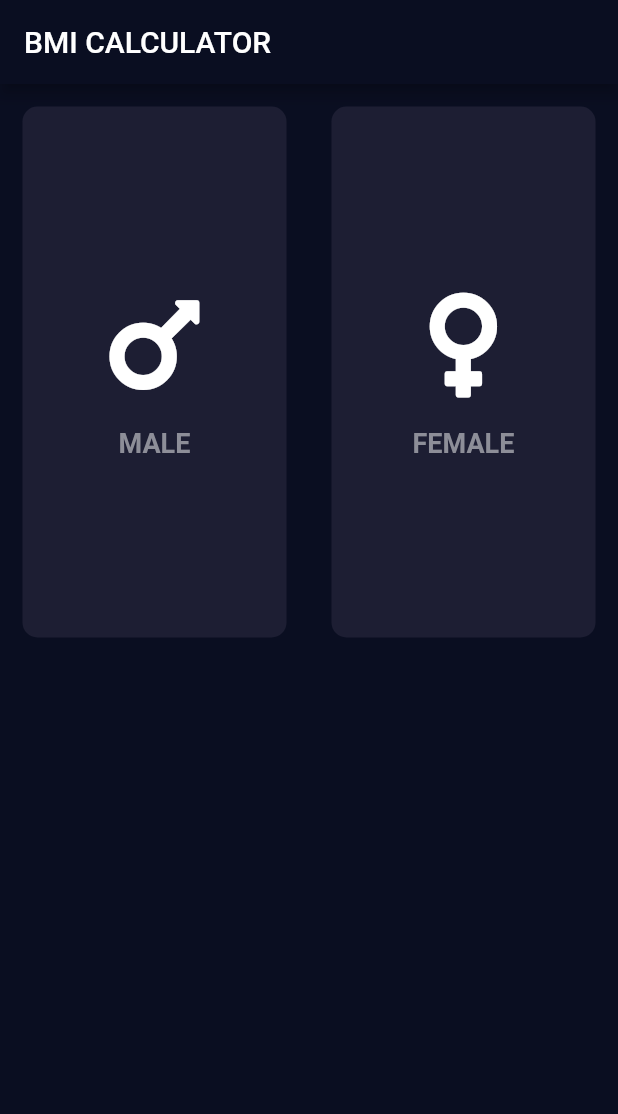
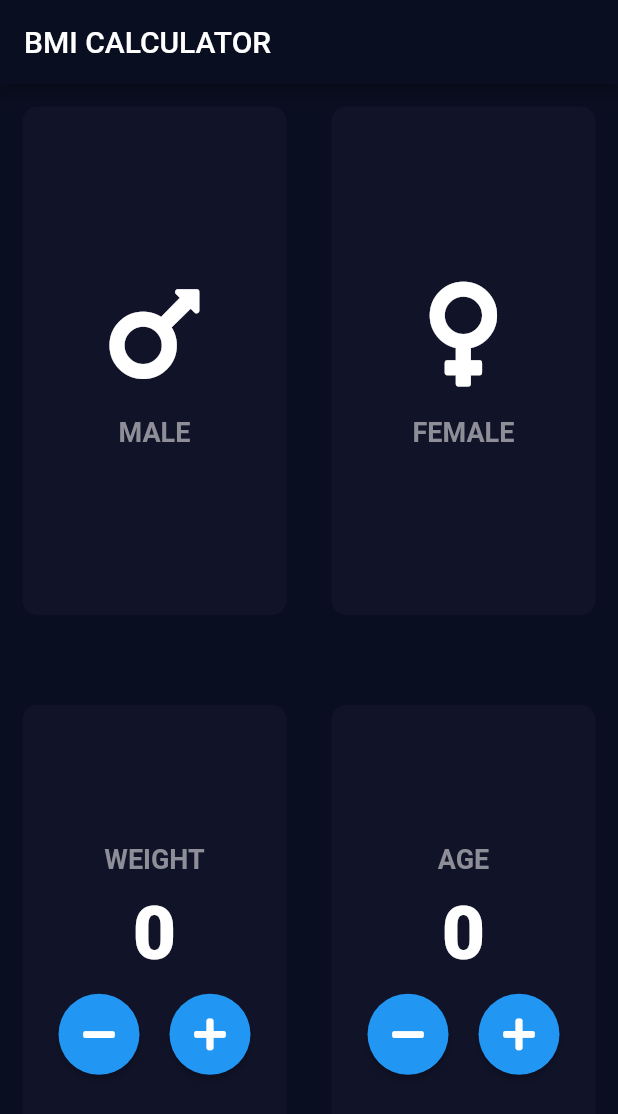
Before and after one commit to migol06/BMI-Flutter_Bootcamp, a Flutter app: the screen it shows after launch, on a phone screen of 412 x 824 dp. Shown: the top 1114 px of the screen. Run offline on Flutter 3.47's test engine with Material 2 defaults, Android fonts, the phone set to English and light mode, and no system bars; our stand-ins replace font_awesome_flutter.

Commit message:
Up and lower UI

```diff
--- a/lib/color.dart
+++ b/lib/color.dart
@@ -2,8 +2,8 @@ import 'package:flutter/material.dart';
 
 class BMIColor {
   static const Color black = Color(0xFF0A0E21);
-  static const Color inactiveColor = Color(0xFF1D1E33);
-  static const Color activeColor = Color(0xFF111328);
+  static const Color activeColor = Color(0xFF1D1E33);
+  static const Color inaactiveColor = Color(0xFF111328);
   static const Color bottomContainerColor = Color(0xFFEB1555);
   static const Color gray = Color(0xFF8D8E98);
   static const Color green = Color(0xFF24D876);
--- a/lib/container.dart
+++ b/lib/container.dart
@@ -3,8 +3,9 @@ import 'package:flutter/material.dart';
 class BMIContainer extends StatefulWidget {
   final Widget? child;
   final Color color;
+  final VoidCallback? onTap;
 
-  const BMIContainer({Key? key, this.child, required this.color})
+  const BMIContainer({Key? key, this.child, required this.color, this.onTap})
       : super(key: key);
 
   @override
@@ -14,13 +15,15 @@ class BMIContainer extends StatefulWidget {
 class _BMIContainerState extends State<BMIContainer> {
   @override
   Widget build(BuildContext context) {
-    return Expanded(
+    return GestureDetector(
+      onTap: widget.onTap,
       child: Container(
           margin: const EdgeInsets.all(15),
           decoration: BoxDecoration(
             borderRadius: BorderRadius.circular(10),
             color: widget.color,
           ),
-            child: widget.child));
+          child: widget.child),
+    );
   }
 }
--- a/lib/input_page.dart
+++ b/lib/input_page.dart
@@ -7,6 +7,7 @@ import 'container.dart';
 import 'gender.dart';
 
 enum Gender { male, female }
+Gender? selectGender;
 
 class InputPage extends StatefulWidget {
   const InputPage({Key? key}) : super(key: key);
@@ -18,25 +19,9 @@ class InputPage extends StatefulWidget {
 class _InputPageState extends State<InputPage> {
   int weight = 0;
   int age = 0;
-  Color maleColor = BMIColor.inactiveColor;
-  Color femaleColor = BMIColor.inactiveColor;
-
-  void updateColor(Gender gender) {
-    if (gender == Gender.male) {
-      if (maleColor == BMIColor.inactiveColor) {
-        maleColor = BMIColor.activeColor;
-      } else {
-        maleColor = BMIColor.inactiveColor;
-      }
-    }
-    if (gender == Gender.female) {
-      if (femaleColor == BMIColor.inactiveColor) {
-        femaleColor = BMIColor.activeColor;
-      } else {
-        femaleColor = BMIColor.inactiveColor;
-      }
-    }
-  }
+  int height = 180;
+  Color maleColor = BMIColor.inaactiveColor;
+  Color femaleColor = BMIColor.inaactiveColor;
 
   @override
   Widget build(BuildContext context) {
@@ -45,20 +30,34 @@ class _InputPageState extends State<InputPage> {
           title: const Text('BMI CALCULATOR'),
           backgroundColor: BMIColor.black,
         ),
-        body: Column(children: [
+        body: Column(crossAxisAlignment: CrossAxisAlignment.stretch, children: [
           Expanded(
             child: Row(
               children: [
                 Expanded(
                   child: BMIContainer(
-                    color: maleColor,
+                    onTap: () {
+                      setState(() {
+                        selectGender = Gender.male;
+                      });
+                    },
+                    color: selectGender == Gender.male
+                        ? BMIColor.activeColor
+                        : BMIColor.inaactiveColor,
                     child: const BMIGender(
                         desc: 'MALE', iconData: FontAwesomeIcons.mars),
                   ),
                 ),
                 Expanded(
                   child: BMIContainer(
-                    color: femaleColor,
+                    onTap: () {
+                      setState(() {
+                        selectGender = Gender.female;
+                      });
+                    },
+                    color: selectGender == Gender.female
+                        ? BMIColor.activeColor
+                        : BMIColor.inaactiveColor,
                     child: const BMIGender(
                         desc: 'FEMALE', iconData: FontAwesomeIcons.venus),
                   ),
@@ -67,89 +66,112 @@ class _InputPageState extends State<InputPage> {
             ),
           ),
           BMIContainer(
-            color: BMIColor.inactiveColor,
+            color: BMIColor.inaactiveColor,
             child: Column(),
           ),
-          // Expanded(
-          //   child: Row(
-          //     children: [
-          //       BMIContainer(
-          //         color: BMIColor.inactiveColor,
-          //         child: getHeightColumn('WEIGHT', () {
-          //           setState(() {
-          //             weight++;
-          //             debugPrint(weight.toString());
-          //           });
-          //         }, () {
-          //           setState(() {
-          //             weight--;
-          //             debugPrint(weight.toString());
-          //           });
-          //         }, weight.toString()),
-          //       ),
-          //       BMIContainer(
-          //         color: BMIColor.inactiveColor,
-          //         child: getHeightColumn(
-          //             'AGE',
-          //             () => setState(() {
-          //                   age++;
-          //                 }),
-          //             () => setState(() {
-          //                   age--;
-          //                 }),
-          //             age.toString()),
-          //       )
-          //     ],
-          //   ),
-          // )
+          Expanded(
+            child: Row(
+              children: [
+                Expanded(
+                  child: BMIContainer(
+                    color: BMIColor.inaactiveColor,
+                    child: BMIHeightAge(
+                        desc: 'WEIGHT',
+                        onTapAdd: () {
+                          setState(() {
+                            weight++;
+                            debugPrint(weight.toString());
+                          });
+                        },
+                        onTapMinus: () {
+                          setState(() {
+                            weight--;
+                            debugPrint(weight.toString());
+                          });
+                        },
+                        number: weight.toString()),
+                  ),
+                ),
+                Expanded(
+                  child: BMIContainer(
+                    color: BMIColor.inaactiveColor,
+                    child: BMIHeightAge(
+                        desc: 'AGE',
+                        onTapAdd: () => setState(() {
+                              age++;
+                            }),
+                        onTapMinus: () => setState(() {
+                              age--;
+                            }),
+                        number: age.toString()),
+                  ),
+                )
+              ],
+            ),
+          )
         ]));
   }
+}
 
-  // Column getHeightColumn(String desc, VoidCallback onTapAdd,
-  //     VoidCallback onTapMinus, String number) {
-  //   return Column(
-  //     mainAxisAlignment: MainAxisAlignment.center,
-  //     children: [
-  //       Text(
-  //         desc,
-  //         style: const TextStyle(
-  //             fontSize: 18.0,
-  //             color: BMIColor.gray,
-  //             fontWeight: FontWeight.bold),
-  //       ),
-  //       const SizedBox(
-  //         height: 10.0,
-  //       ),
-  //       Text(
-  //         number,
-  //         style: numberTextStyle,
-  //       ),
-  //       const SizedBox(
-  //         height: 10.0,
-  //       ),
-  //       Row(
-  //         mainAxisAlignment: MainAxisAlignment.center,
-  //         children: [
-  //           ElevatedButton(
-  //             onPressed: onTapMinus,
-  //             child: const Icon(FontAwesomeIcons.minus),
-  //             style: ElevatedButton.styleFrom(
-  //                 shape: const CircleBorder(),
-  //                 padding: const EdgeInsets.all(15)),
-  //           ),
-  //           const SizedBox(
-  //             width: 10.0,
-  //           ),
-  //           ElevatedButton(
-  //             onPressed: onTapAdd,
-  //             child: const Icon(FontAwesomeIcons.plus),
-  //             style: ElevatedButton.styleFrom(
-  //                 shape: const CircleBorder(),
-  //                 padding: const EdgeInsets.all(15.0)),
-  //           )
-  //         ],
-  //       )
-  //     ],
-  //   );
-  // }
+class BMIHeightAge extends StatelessWidget {
+  const BMIHeightAge({
+    Key? key,
+    required this.desc,
+    required this.onTapAdd,
+    required this.onTapMinus,
+    required this.number,
+  }) : super(key: key);
+
+  final String desc;
+  final VoidCallback onTapAdd;
+  final VoidCallback onTapMinus;
+  final String number;
+
+  @override
+  Widget build(BuildContext context) {
+    return Column(
+      mainAxisAlignment: MainAxisAlignment.center,
+      children: [
+        Text(
+          desc,
+          style: const TextStyle(
+              fontSize: 18.0,
+              color: BMIColor.gray,
+              fontWeight: FontWeight.bold),
+        ),
+        const SizedBox(
+          height: 10.0,
+        ),
+        Text(
+          number,
+          style: numberTextStyle,
+        ),
+        const SizedBox(
+          height: 10.0,
+        ),
+        Row(
+          mainAxisAlignment: MainAxisAlignment.center,
+          children: [
+            ElevatedButton(
+              onPressed: onTapMinus,
+              child: const Icon(FontAwesomeIcons.minus),
+              style: ElevatedButton.styleFrom(
+                  shape: const CircleBorder(),
+                  padding: const EdgeInsets.all(15)),
+            ),
+            const SizedBox(
+              width: 10.0,
+            ),
+            ElevatedButton(
+              onPressed: onTapAdd,
+              child: const Icon(FontAwesomeIcons.plus),
+              style: ElevatedButton.styleFrom(
+                  shape: const CircleBorder(),
+                  padding: const EdgeInsets.all(15.0)),
+            )
+          ],
+        )
+      ],
+    );
+  }
 }
--- /dev/null
+++ b/lib/weightage.dart
@@ -0,0 +1,68 @@
+import 'package:flutter/material.dart';
+import 'package:font_awesome_flutter/font_awesome_flutter.dart';
+
+import 'color.dart';
+import 'constant.dart';
+
+class BMIHeightAge extends StatelessWidget {
+  const BMIHeightAge({
+    Key? key,
+    required this.desc,
+    required this.onTapAdd,
+    required this.onTapMinus,
+    required this.number,
+  }) : super(key: key);
+
+  final String desc;
+  final VoidCallback onTapAdd;
+  final VoidCallback onTapMinus;
+  final String number;
+
+  @override
+  Widget build(BuildContext context) {
+    return Column(
+      mainAxisAlignment: MainAxisAlignment.center,
+      children: [
+        Text(
+          desc,
+          style: const TextStyle(
+              fontSize: 18.0,
+              color: BMIColor.gray,
+              fontWeight: FontWeight.bold),
+        ),
+        const SizedBox(
+          height: 10.0,
+        ),
+        Text(
+          number,
+          style: numberTextStyle,
+        ),
+        const SizedBox(
+          height: 10.0,
+        ),
+        Row(
+          mainAxisAlignment: MainAxisAlignment.center,
+          children: [
+            ElevatedButton(
+              onPressed: onTapMinus,
+              child: const Icon(FontAwesomeIcons.minus),
+              style: ElevatedButton.styleFrom(
+                  shape: const CircleBorder(),
+                  padding: const EdgeInsets.all(15)),
+            ),
+            const SizedBox(
+              width: 10.0,
+            ),
+            ElevatedButton(
+              onPressed: onTapAdd,
+              child: const Icon(FontAwesomeIcons.plus),
+              style: ElevatedButton.styleFrom(
+                  shape: const CircleBorder(),
+                  padding: const EdgeInsets.all(15.0)),
+            )
+          ],
+        )
+      ],
+    );
+  }
+}
```
Lines whose indentation alone changed are shown as unchanged.
